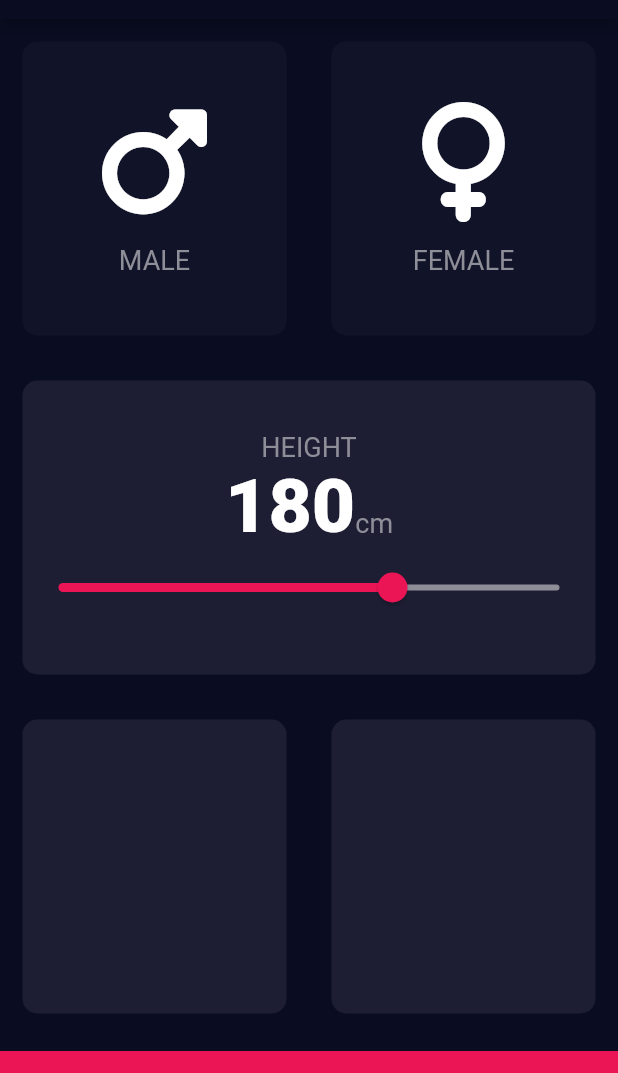
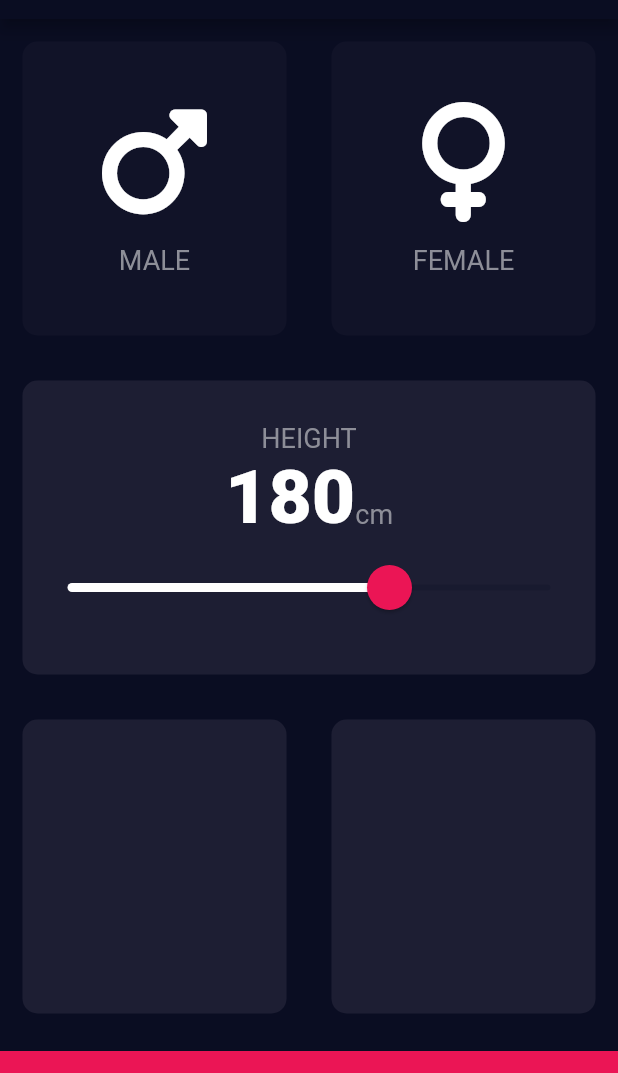
Before and after one commit to niladri60/BMICalculator, a Flutter app: the screen it shows after launch, on a phone screen of 412 x 824 dp, the part 65-1138 px from its top. Run offline on Flutter 3.47's test engine with Material 2 defaults, Android fonts, the phone set to English and light mode, and no system bars; our stand-ins replace font_awesome_flutter.

Commit message:
Seventh Commit on mainly on Slider Theme Setting

```diff
--- a/lib/input_page.dart
+++ b/lib/input_page.dart
@@ -73,7 +73,7 @@ class _InputPageState extends State<InputPage> {
               cardChild: Column(
                 mainAxisAlignment: MainAxisAlignment.center,
                 children: [
-                  Text(
+                  const Text(
                     'HEIGHT',
                     style: klabelTextStyle,
                   ),
@@ -86,23 +86,33 @@ class _InputPageState extends State<InputPage> {
                         height.toString(),
                         style: kNumberTextStyle,
                       ),
-                      Text(
+                      const Text(
                         'cm',
                         style: klabelTextStyle,
                       ),
                     ],
                   ),
-                  Slider(
+                  SliderTheme(
+                    data: SliderTheme.of(context).copyWith(
+                      thumbColor: Color(0xFFEB1555),
+                      overlayColor: Color(0x29EB1555),
+                      activeTrackColor: Colors.white,
+                      inactiveTickMarkColor: Color(0xFF8D8E98),
+                      thumbShape:
+                          RoundSliderThumbShape(enabledThumbRadius: 15.0),
+                      overlayShape:
+                          RoundSliderOverlayShape(overlayRadius: 30.0),
+                    ),
+                    child: Slider(
                       value: height.toDouble(),
                       min: 120,
                       max: 210.0,
-                    activeColor: Color(0xFFEB1555),
-                    inactiveColor: Color(0xFF8D8E98),
                       onChanged: (double newValue) {
                         setState(() {
                           height = newValue.round();
                         });
                       },
+                    ),
                   )
                 ],
               ),
```
Lines whose indentation alone changed are shown as unchanged.
